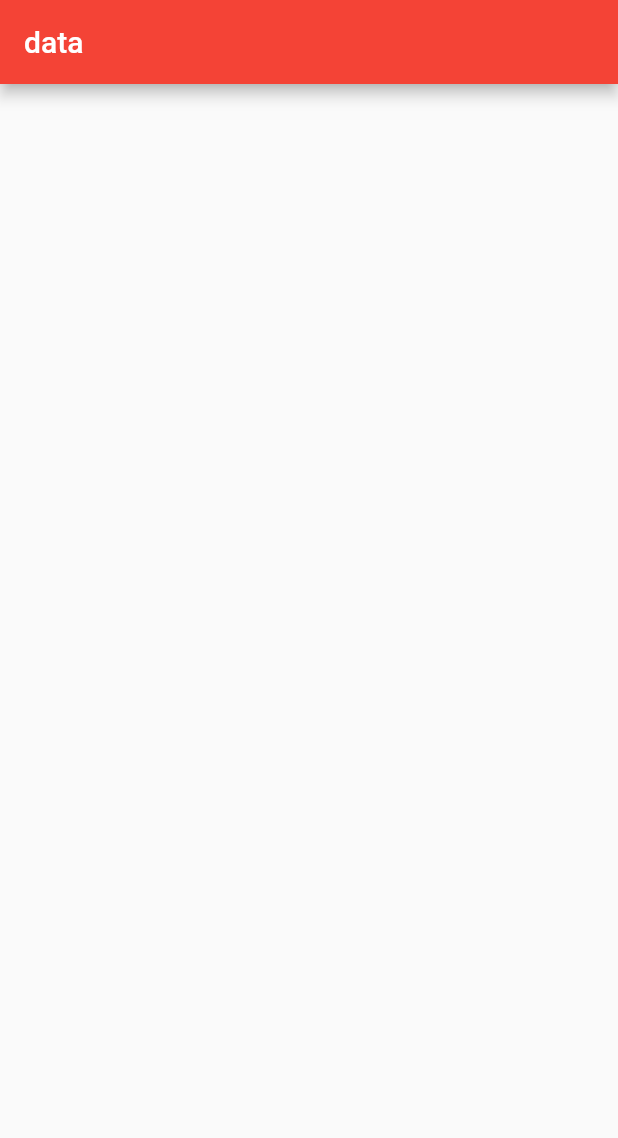
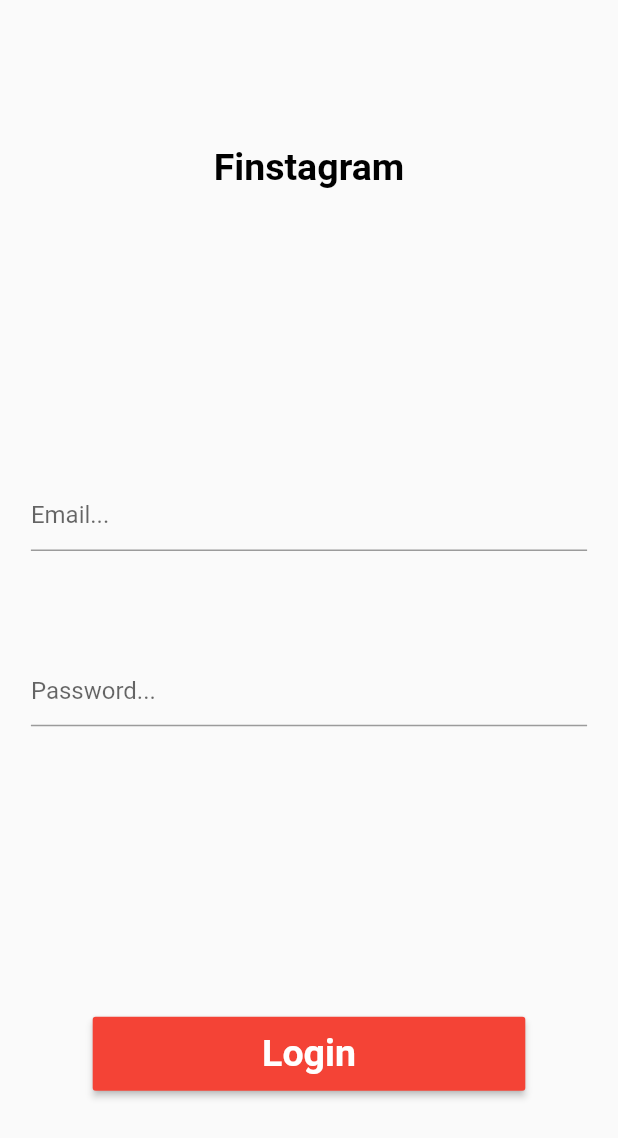
Before and after one commit to WenHao1223/learning-flutter, a Flutter app: the screen it shows after launch, on a phone screen of 412 x 824 dp. Shown: the top 1138 px of the screen. Run offline on Flutter 3.47's test engine with Material 3 defaults, Android fonts, the phone set to English and light mode, and no system bars; our stand-ins replace dio, get_it, hive_flutter, html_unescape; accounts and stored records are empty.

Commit message:
Learn route, form, text input

```diff
--- a/finstagram/lib/main.dart
+++ b/finstagram/lib/main.dart
@@ -1,4 +1,6 @@
-import 'package:finstagram/pages/HomePage.dart';
+import 'package:finstagram/pages/home_page.dart';
+import 'package:finstagram/pages/login_page.dart';
+import 'package:finstagram/pages/register_page.dart';
 import 'package:flutter/material.dart';
 
 void main() {
@@ -17,7 +19,11 @@ class MyApp extends StatelessWidget {
         primarySwatch: Colors.red,
         useMaterial3: false,
       ),
-      home: HomePage(),
+      initialRoute: "login",
+      routes: {
+        "register": (context) => RegisterPage(),
+        "login": (context) => LoginPage(),
+      },
     );
   }
 }
--- a/finstagram/lib/pages/HomePage.dart
+++ /dev/null
@@ -1,19 +0,0 @@
-import 'package:flutter/material.dart';
-
-class HomePage extends StatefulWidget {
-  @override
-  State<StatefulWidget> createState() {
-    return _HomePageState();
-  }
-}
-
-class _HomePageState extends State<HomePage> {
-  @override
-  Widget build(BuildContext context) {
-    return Scaffold(
-      appBar: AppBar(
-        title: const Text("data"),
-      ),
-    );
-  }
-}
--- /dev/null
+++ b/finstagram/lib/pages/login_page.dart
@@ -0,0 +1,118 @@
+import 'package:flutter/material.dart';
+
+class LoginPage extends StatefulWidget {
+  @override
+  State<StatefulWidget> createState() {
+    return _LoginPageState();
+  }
+}
+
+class _LoginPageState extends State<LoginPage> {
+  double? _deviceHeight, _deviceWidth;
+
+  final GlobalKey<FormState> _loginFormKey = GlobalKey<FormState>();
+  String? email, password;
+
+  @override
+  Widget build(BuildContext context) {
+    _deviceHeight = MediaQuery.of(context).size.height;
+    _deviceWidth = MediaQuery.of(context).size.width;
+
+    return Scaffold(
+      body: SafeArea(
+        child: Container(
+          padding: EdgeInsets.symmetric(
+            horizontal: _deviceWidth! * 0.05,
+          ),
+          child: Center(
+            child: Column(
+              mainAxisAlignment: MainAxisAlignment.spaceAround,
+              mainAxisSize: MainAxisSize.max,
+              crossAxisAlignment: CrossAxisAlignment.center,
+              children: [
+                _titleWidget(),
+                _loginForm(),
+                _loginButton(),
+              ],
+            ),
+          ),
+        ),
+      ),
+    );
+  }
+
+  Widget _titleWidget() {
+    return const Text(
+      "Finstagram",
+      style: TextStyle(
+        color: Colors.black,
+        fontSize: 25,
+        fontWeight: FontWeight.w600,
+      ),
+    );
+  }
+
+  Widget _loginForm() {
+    return Container(
+      height: _deviceHeight! * 0.20,
+      child: Form(
+        key: _loginFormKey,
+        child: Column(
+          mainAxisAlignment: MainAxisAlignment.spaceBetween,
+          mainAxisSize: MainAxisSize.max,
+          crossAxisAlignment: CrossAxisAlignment.center,
+          children: [
+            _emailTextField(),
+            _passwordTextField(),
+          ],
+        ),
+      ),
+    );
+  }
+
+  Widget _emailTextField() {
+    return TextFormField(
+      decoration: const InputDecoration(
+        hintText: "Email...",
+      ),
+      onSaved: (value) {
+        setState(() {
+          email = value;
+        });
+      },
+      validator: (value) {
+        bool result = value!.contains(RegExp(r"^[a-zA-Z0-9._%+-]+@[a-zA-Z0-9.-]+\.[a-zA-Z]{2,}$"));
+        result ? null : "Please enter a valid email";
+      },
+    );
+  }
+
+  Widget _passwordTextField() {
+    return TextFormField(
+      obscureText: true,
+      decoration: const InputDecoration(
+        hintText: "Password...",
+      ),
+      onSaved: (value) {
+        setState(() {
+          password = value;
+        });
+      },
+      validator: (value) => value!.length > 6 ? null : "Please enter a password greater than 6 characters."
+    );
+  }
+
+  Widget _loginButton() {
+    return MaterialButton(
+      onPressed: () {},
+      minWidth: _deviceWidth! * 0.70,
+      height: _deviceHeight! * 0.06,
+      color: Colors.red,
+      child: const Text(
+        "Login",
+        style: TextStyle(
+            color: Colors.white, fontSize: 25, fontWeight: FontWeight.w600),
+      ),
+    );
+  }
+}
--- /dev/null
+++ b/finstagram/lib/pages/register_page.dart
@@ -0,0 +1,24 @@
+import 'package:flutter/material.dart';
+
+class RegisterPage extends StatefulWidget {
+  @override
+  State<StatefulWidget> createState() {
+    return _RegisterPageState();
+  }
+}
+
+class _RegisterPageState extends State<RegisterPage> {
+  double? _deviceHeight, _deviceWidth;
+
+  @override
+  Widget build(BuildContext context) {
+    _deviceHeight = MediaQuery.of(context).size.height;
+    _deviceWidth = MediaQuery.of(context).size.width;
+
+    return Scaffold(
+      body: Container(
+        color: Colors.red,
+      ),
+    );
+  }
+}
```
